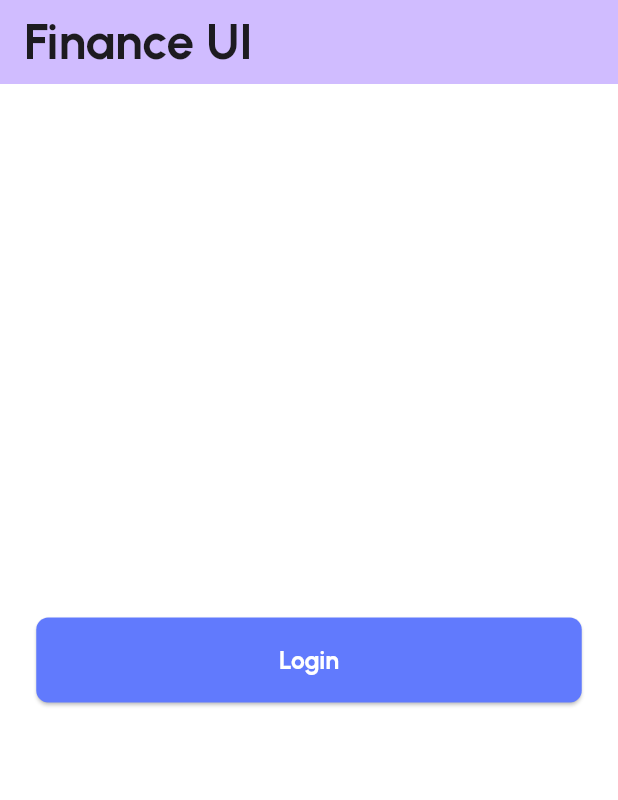
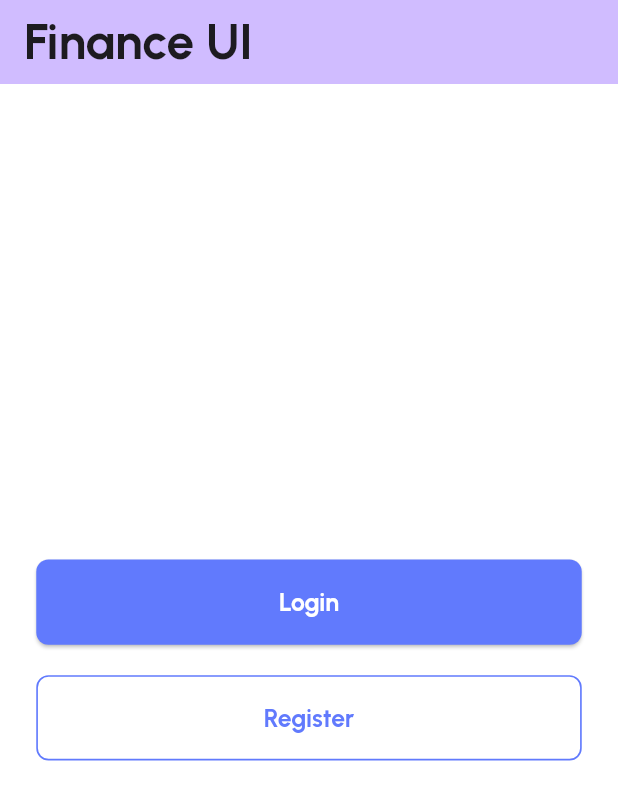
Before and after one commit to OmarAfifi-CSE/finance_app_ui, a Flutter app: the screen it shows after launch, on a phone screen of 412 x 824 dp. Shown: the top 800 px of the screen. Run offline on Flutter 3.47's test engine with Material 3 defaults, Android fonts, the phone set to English and light mode, and no system bars; our stand-ins replace flutter_screenutil.

Commit message:
Create PrimaryOutlinedButtonWidget

```diff
--- /dev/null
+++ b/lib/core/widgets/primar_outlined_button_widget.dart
@@ -0,0 +1,47 @@
+import 'package:finance_app_ui/core/styling/app_styles.dart';
+import 'package:flutter/material.dart';
+import 'package:flutter_screenutil/flutter_screenutil.dart';
+
+import '../styling/app_colors.dart';
+
+class PrimaryOutlinedButtonWidget extends StatelessWidget {
+  final String? buttonText;
+  final Color? buttonColor;
+  final double? width;
+  final double? height;
+  final double? borderRadius;
+  final void Function()? onPressed;
+  final bool isLoading;
+
+  const PrimaryOutlinedButtonWidget({
+    super.key,
+    this.buttonText,
+    this.buttonColor,
+    this.width,
+    this.height,
+    this.borderRadius,
+    this.onPressed,
+    this.isLoading = false,
+  });
+
+  @override
+  Widget build(BuildContext context) {
+    return OutlinedButton(
+      onPressed: isLoading ? null : onPressed,
+      style: OutlinedButton.styleFrom(
+        foregroundColor: AppColors.primaryColor,
+        shape: RoundedRectangleBorder(
+          borderRadius: BorderRadius.circular(borderRadius ?? 8.r),
+        ),
+        fixedSize: Size(width ?? 331.w, height ?? 56.h),
+        textStyle: AppStyles.buttonTextStyle,
+        side: BorderSide(color: AppColors.primaryColor, width: 1.w),
+      ),
+      child: isLoading
+          ? CircularProgressIndicator(
+              color: Theme.of(context).colorScheme.onPrimary,
+            )
+          : Text(buttonText ?? ""),
+    );
+  }
+}
--- a/lib/main.dart
+++ b/lib/main.dart
@@ -2,6 +2,7 @@ import 'package:flutter/material.dart';
 import 'package:flutter_screenutil/flutter_screenutil.dart';
 
 import 'core/styling/app_themes.dart';
+import 'core/widgets/primar_outlined_button_widget.dart';
 import 'core/widgets/primary_button_widget.dart';
 
 void main() {
@@ -22,13 +23,14 @@ class MyApp extends StatelessWidget {
           home: child,
         );
       },
-      child: const MyHomePage(title: 'Finance UI')
+      child: const MyHomePage(title: 'Finance UI'),
     );
   }
 }
 
 class MyHomePage extends StatefulWidget {
   const MyHomePage({super.key, required this.title});
+
   final String title;
 
   @override
@@ -36,7 +38,6 @@ class MyHomePage extends StatefulWidget {
 }
 
 class _MyHomePageState extends State<MyHomePage> {
-
   @override
   Widget build(BuildContext context) {
     return Scaffold(
@@ -48,10 +49,11 @@ class _MyHomePageState extends State<MyHomePage> {
         child: Column(
           mainAxisAlignment: MainAxisAlignment.center,
           children: <Widget>[
-            PrimaryButtonWidget(
-              buttonText: "Login",
-                onPressed: (){
-                },
+            PrimaryButtonWidget(buttonText: "Login", onPressed: () {}),
+            SizedBox(height: 20.h),
+            PrimaryOutlinedButtonWidget(
+              buttonText: "Register",
+              onPressed: () {},
             ),
           ],
         ),
```
